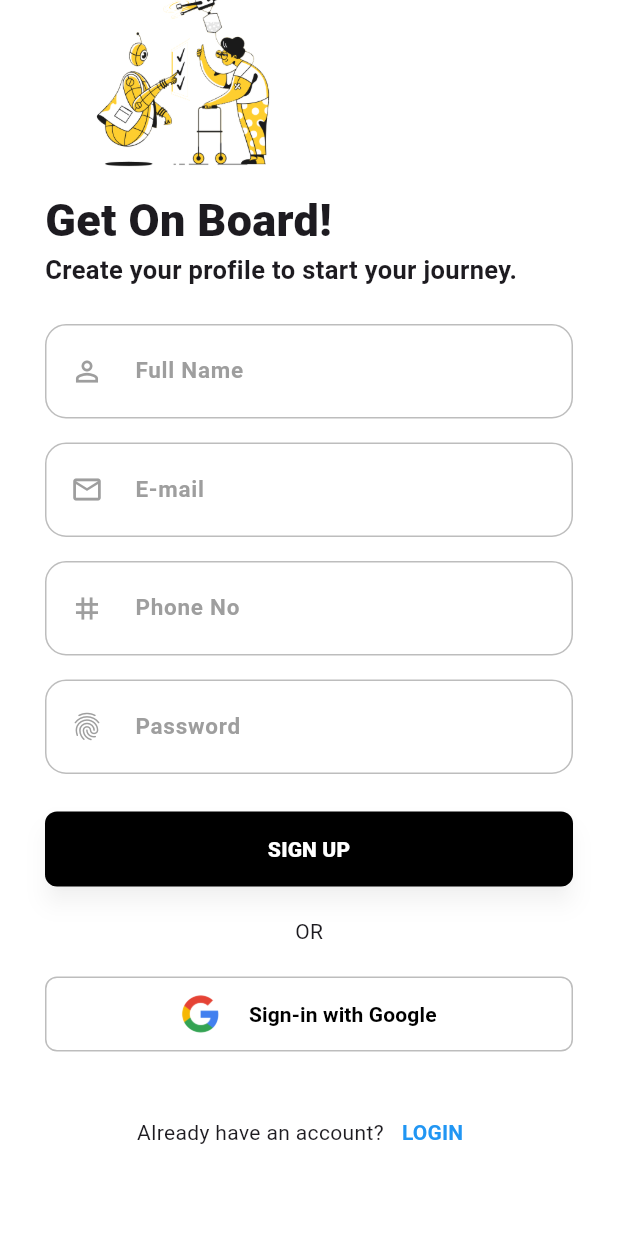
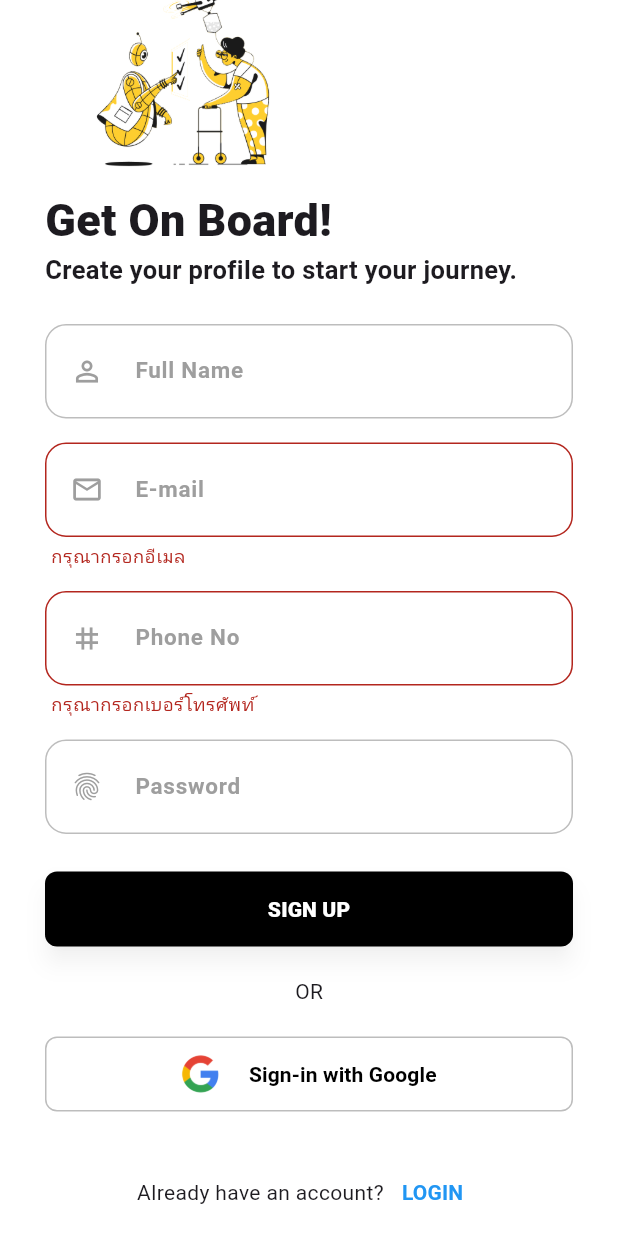
Before and after one commit to evilbornorearlylifecrisis-tech/flutter_sau_life_mo_app, a Flutter app: the SignupUi screen opened directly, scrolled down 108 dp, after a tap on "SIGN UP", on a phone screen of 412 x 824 dp. Run offline on Flutter 3.47's test engine with Material 3 defaults, Android fonts, the phone set to English and light mode, and no system bars; our stand-ins replace google_fonts; Roboto replaces fonts that are missing (Kanit).

Commit message:
เพิ่ม validation Email และ Phone No ในหน้า Signup

```diff
--- a/lib/views/signup_ui.dart
+++ b/lib/views/signup_ui.dart
@@ -1,4 +1,5 @@
 import 'package:flutter/material.dart';
+import 'package:flutter/services.dart';
 
 class SignupUi extends StatefulWidget {
   const SignupUi({super.key});
@@ -8,6 +9,7 @@ class SignupUi extends StatefulWidget {
 }
 
 class _SignupUiState extends State<SignupUi> {
+  final _formKey = GlobalKey<FormState>();
   InputDecoration _inputDecoration({required String hintText, required Widget prefixIcon}) {
     return InputDecoration(
       hintText: hintText,
@@ -48,7 +50,9 @@ class _SignupUiState extends State<SignupUi> {
             right: 30,
           ),
           child: Center(
-            child: Column(
+            child: Form(
+              key: _formKey,
+              child: Column(
               children: [
                 // Back Button
                 Align(
@@ -105,23 +109,46 @@ class _SignupUiState extends State<SignupUi> {
                 ),
                 const SizedBox(height: 16),
                 // Email
-                TextField(
+                TextFormField(
                   keyboardType: TextInputType.emailAddress,
                   style: const TextStyle(fontSize: 15, fontWeight: FontWeight.w600),
                   decoration: _inputDecoration(
                     hintText: 'E-mail',
                     prefixIcon: const Icon(Icons.email_outlined, color: Colors.grey, size: 22),
                   ),
+                  validator: (value) {
+                    if (value == null || value.isEmpty) {
+                      return 'กรุณากรอกอีเมล';
+                    }
+                    final emailRegex = RegExp(r'^[\w-\.]+@([\w-]+\.)+[\w-]{2,4}$');
+                    if (!emailRegex.hasMatch(value)) {
+                      return 'กรุณากรอกอีเมลให้ถูกต้อง เช่น example@mail.com';
+                    }
+                    return null;
+                  },
                 ),
                 const SizedBox(height: 16),
                 // Phone No
-                TextField(
-                  keyboardType: TextInputType.phone,
+                TextFormField(
+                  keyboardType: TextInputType.number,
+                  inputFormatters: [
+                    FilteringTextInputFormatter.digitsOnly,
+                    LengthLimitingTextInputFormatter(10),
+                  ],
                   style: const TextStyle(fontSize: 15, fontWeight: FontWeight.w600),
                   decoration: _inputDecoration(
                     hintText: 'Phone No',
                     prefixIcon: const Icon(Icons.tag, color: Colors.grey, size: 22),
                   ),
+                  validator: (value) {
+                    if (value == null || value.isEmpty) {
+                      return 'กรุณากรอกเบอร์โทรศัพท์';
+                    }
+                    if (value.length < 9) {
+                      return 'เบอร์โทรศัพท์ต้องมีอย่างน้อย 9 หลัก';
+                    }
+                    return null;
+                  },
                 ),
                 const SizedBox(height: 16),
                 // Password
@@ -136,7 +163,11 @@ class _SignupUiState extends State<SignupUi> {
                 SizedBox(height: 25),
                 // Signup Button
                 ElevatedButton(
-                  onPressed: () {},
+                  onPressed: () {
+                    if (_formKey.currentState!.validate()) {
+                      // ผ่าน validation ทั้งหมด
+                    }
+                  },
                   style: ElevatedButton.styleFrom(
                     fixedSize: Size(MediaQuery.of(context).size.width, 50),
                     shape: RoundedRectangleBorder(borderRadius: BorderRadius.circular(8)),
@@ -195,6 +226,7 @@ class _SignupUiState extends State<SignupUi> {
               ],
             ),
           ),
+          ),
         ),
       ),
     );
```
